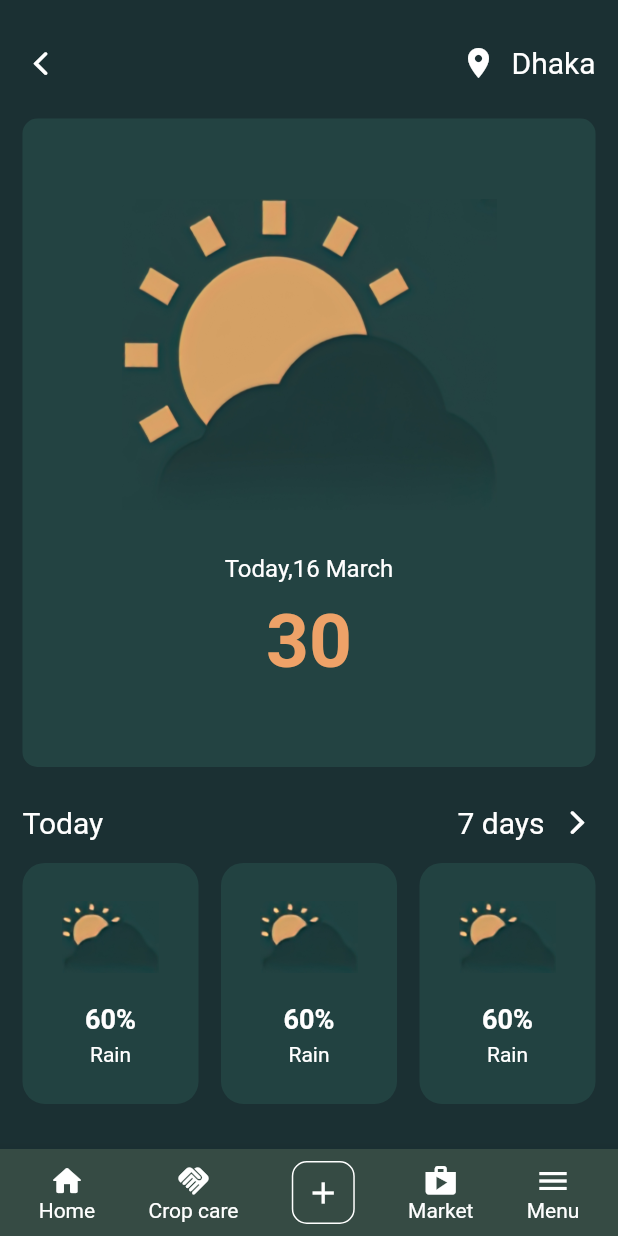
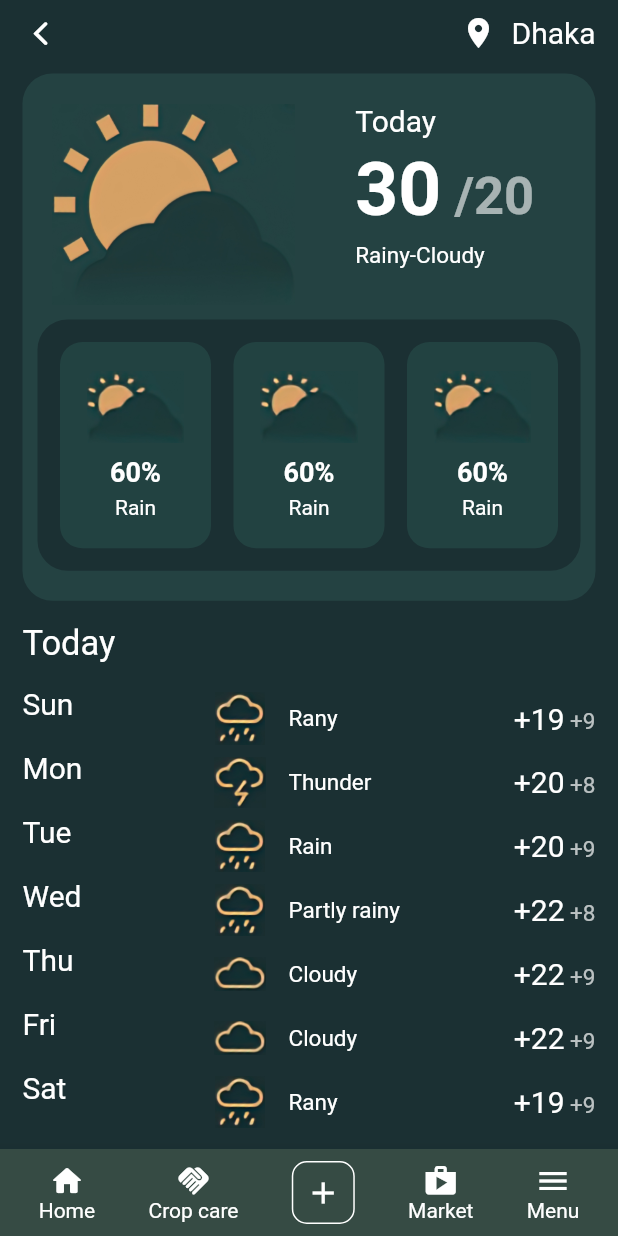
Before and after one commit to hmdfrds/Flutter-UI-Test, a Flutter app: the screen it shows after launch, on a phone screen of 412 x 824 dp. Run offline on Flutter 3.47's test engine with Material 2 defaults, Android fonts, the phone set to English and light mode, and no system bars; our stand-ins replace flutter_screenutil.

Commit message:
done second page weather app

```diff
--- a/lib/weather_app/weather_app_first_page.dart
+++ b/lib/weather_app/weather_app_first_page.dart
@@ -19,14 +19,17 @@ class WeatherAppFirstPage extends StatelessWidget {
           child: Column(
             children: const [
               CustomAppBar(),
-              TodayWeatherCard(
-                date: "Today,16 March",
-                temperature: "30",
-                status: "sunny",
+              Expanded(
+                flex: 3,
+                child: TodayWeatherCard(
+                  date: "Today,16 March",
+                  temperature: "30",
+                  status: "sunny",
+                ),
               ),
               DaysBar(),
               SizedBox(height: 15),
-              StatusList()
+              Expanded(child: StatusList())
             ],
           ),
         ),
--- a/lib/weather_app/weather_app_main.dart
+++ b/lib/weather_app/weather_app_main.dart
@@ -1,6 +1,7 @@
 import "package:flutter/material.dart";
 import 'package:flutter_screenutil/flutter_screenutil.dart';
 import 'package:flutter_ui_test/weather_app/weather_app_first_page.dart';
+import 'package:flutter_ui_test/weather_app/weather_app_second_page.dart';
 
 class WeaterAppMain extends StatelessWidget {
   const WeaterAppMain({Key? key}) : super(key: key);
@@ -11,7 +12,7 @@ class WeaterAppMain extends StatelessWidget {
       designSize: const Size(411.4, 820.6),
       builder: ((context, child) {
         return const MaterialApp(
-          home: WeatherAppFirstPage(),
+          home: WeatherAppSecondPage(),
         );
       }),
     );
--- /dev/null
+++ b/lib/weather_app/weather_app_second_page.dart
@@ -0,0 +1,93 @@
+import 'package:flutter/material.dart';
+import 'package:flutter_ui_test/weather_app/widget/custom_app_bar.dart';
+import 'package:flutter_ui_test/weather_app/widget/custom_bottom_app_bar.dart';
+import 'package:flutter_ui_test/weather_app/widget/custom_today_weather_card_first_row.dart';
+import 'package:flutter_ui_test/weather_app/widget/custom_today_weather_card.dart';
+import 'package:flutter_ui_test/weather_app/widget/status_list.dart';
+import 'package:flutter_ui_test/weather_app/widget/weather_table.dart';
+
+class WeatherAppSecondPage extends StatelessWidget {
+  const WeatherAppSecondPage({Key? key}) : super(key: key);
+
+  @override
+  Widget build(BuildContext context) {
+    var weatherData = [
+      {
+        "day": "Sun",
+        "icon": "rainy",
+        "status": "Rany",
+        "temperature": "+19",
+        "plusTemperature": "+9"
+      },
+      {
+        "day": "Mon",
+        "icon": "thunder",
+        "status": "Thunder",
+        "temperature": "+20",
+        "plusTemperature": "+8"
+      },
+      {
+        "day": "Tue",
+        "icon": "rainy",
+        "status": "Rain",
+        "temperature": "+20",
+        "plusTemperature": "+9"
+      },
+      {
+        "day": "Wed",
+        "icon": "rainy",
+        "status": "Partly rainy",
+        "temperature": "+22",
+        "plusTemperature": "+8"
+      },
+      {
+        "day": "Thu",
+        "icon": "cloudy",
+        "status": "Cloudy",
+        "temperature": "+22",
+        "plusTemperature": "+9"
+      },
+      {
+        "day": "Fri",
+        "icon": "cloudy",
+        "status": "Cloudy",
+        "temperature": "+22",
+        "plusTemperature": "+9"
+      },
+      {
+        "day": "Sat",
+        "icon": "rainy",
+        "status": "Rany",
+        "temperature": "+19",
+        "plusTemperature": "+9"
+      },
+    ];
+    return SafeArea(
+      child: Scaffold(
+        backgroundColor: const Color(0xff1b3033),
+        bottomNavigationBar: const CustomBottomAppBar(),
+        body: Padding(
+          padding: const EdgeInsets.symmetric(horizontal: 15, vertical: 10),
+          child: Column(
+            crossAxisAlignment: CrossAxisAlignment.start,
+            children: [
+              const CustomAppBar(),
+              const SizedBox(height: 15),
+              const Expanded(flex: 106, child: CustomTodayWeatherCard()),
+              const SizedBox(height: 15),
+              const Text(
+                "Today",
+                style: TextStyle(fontSize: 23, color: Colors.white),
+              ),
+              const SizedBox(height: 15),
+              Expanded(
+                flex: 90,
+                child: WeatherTable(weatherData: weatherData),
+              ),
+            ],
+          ),
+        ),
+      ),
+    );
+  }
+}
--- /dev/null
+++ b/lib/weather_app/widget/custom_today_weather_card.dart
@@ -0,0 +1,36 @@
+import 'package:flutter/material.dart';
+import 'package:flutter_ui_test/weather_app/widget/custom_today_weather_card_first_row.dart';
+import 'package:flutter_ui_test/weather_app/widget/status_list.dart';
+
+class CustomTodayWeatherCard extends StatelessWidget {
+  const CustomTodayWeatherCard({
+    Key? key,
+  }) : super(key: key);
+
+  @override
+  Widget build(BuildContext context) {
+    return Container(
+      padding: const EdgeInsets.symmetric(vertical: 20, horizontal: 10),
+      decoration: BoxDecoration(
+        color: const Color(0xff244242),
+        borderRadius: BorderRadius.circular(20),
+      ),
+      child: Column(
+        children: [
+          const Expanded(flex: 4, child: CustomTodayWeatherCardFirstRow()),
+          const SizedBox(height: 10),
+          Expanded(
+            flex: 5,
+            child: Container(
+              padding: const EdgeInsets.all(15),
+              decoration: BoxDecoration(
+                  color: const Color(0xff1b3033),
+                  borderRadius: BorderRadius.circular(20)),
+              child: const StatusList(),
+            ),
+          ),
+        ],
+      ),
+    );
+  }
+}
--- /dev/null
+++ b/lib/weather_app/widget/custom_today_weather_card_first_row.dart
@@ -0,0 +1,66 @@
+import 'package:flutter/material.dart';
+
+class CustomTodayWeatherCardFirstRow extends StatelessWidget {
+  const CustomTodayWeatherCardFirstRow({
+    Key? key,
+  }) : super(key: key);
+
+  @override
+  Widget build(BuildContext context) {
+    return Row(
+      mainAxisAlignment: MainAxisAlignment.center,
+      children: [
+        Expanded(
+          child: Image.asset(
+            "assets/weather_app/big_rainy_cloudy.png",
+            width: 150,
+          ),
+        ),
+        Expanded(
+          child: Row(
+            mainAxisAlignment: MainAxisAlignment.center,
+            children: [
+              Column(
+                crossAxisAlignment: CrossAxisAlignment.start,
+                children: [
+                  const Text(
+                    "Today",
+                    style: TextStyle(color: Colors.white, fontSize: 20),
+                  ),
+                  const SizedBox(height: 5),
+                  Row(
+                    crossAxisAlignment: CrossAxisAlignment.baseline,
+                    textBaseline: TextBaseline.alphabetic,
+                    children: const [
+                      Text(
+                        "30",
+                        style: TextStyle(
+                            height: 0,
+                            fontSize: 50,
+                            fontWeight: FontWeight.bold,
+                            color: Colors.white),
+                      ),
+                      Text(
+                        " /20",
+                        style: TextStyle(
+                            color: Colors.white60,
+                            fontSize: 35,
+                            fontWeight: FontWeight.bold),
+                      )
+                    ],
+                  ),
+                  const SizedBox(height: 5),
+                  const Text("Rainy-Cloudy",
+                      style: TextStyle(
+                        color: Colors.white,
+                        fontSize: 15,
+                      ))
+                ],
+              ),
+            ],
+          ),
+        )
+      ],
+    );
+  }
+}
--- a/lib/weather_app/widget/status_card.dart
+++ b/lib/weather_app/widget/status_card.dart
@@ -18,11 +18,13 @@ class StatusCard extends StatelessWidget {
           borderRadius: BorderRadius.circular(15),
           color: const Color(0xff224241),
         ),
+        height: 154,
         child:
             Column(mainAxisAlignment: MainAxisAlignment.spaceAround, children: [
           statusName == "Rain"
               ? Image.asset(
                   "assets/weather_app/small_rainy_cloudy.png",
+                  fit: BoxFit.scaleDown,
                   width: 65,
                 )
               : statusName == "Wind"
--- a/lib/weather_app/widget/status_list.dart
+++ b/lib/weather_app/widget/status_list.dart
@@ -8,8 +8,7 @@ class StatusList extends StatelessWidget {
 
   @override
   Widget build(BuildContext context) {
-    return Expanded(
-      child: Row(
+    return Row(
       children: const [
         StatusCard(
           status: "60%",
@@ -26,7 +25,6 @@ class StatusList extends StatelessWidget {
           statusName: "Rain",
         ),
       ],
-      ),
     );
   }
 }
--- a/lib/weather_app/widget/today_weather_status.dart
+++ b/lib/weather_app/widget/today_weather_status.dart
@@ -13,10 +13,9 @@ class TodayWeatherCard extends StatelessWidget {
 
   @override
   Widget build(BuildContext context) {
-    return Expanded(
-      flex: 3,
-      child: Container(
+    return Container(
       margin: const EdgeInsets.symmetric(vertical: 25),
+      padding: const EdgeInsets.symmetric(vertical: 30),
       width: double.infinity,
       decoration: BoxDecoration(
         color: const Color(0xff234342),
@@ -52,7 +51,6 @@ class TodayWeatherCard extends StatelessWidget {
           )
         ],
       ),
-      ),
     );
   }
 }
--- /dev/null
+++ b/lib/weather_app/widget/weather_table.dart
@@ -0,0 +1,66 @@
+import 'package:flutter/material.dart';
+
+class WeatherTable extends StatelessWidget {
+ final  List<Map<String, String>> weatherData;
+  const WeatherTable({Key? key, required this.weatherData}) : super(key: key);
+
+  @override
+  Widget build(BuildContext context) {
+    return LayoutBuilder(builder: (context, constraints) {
+      var rowHeight = constraints.maxHeight / 7;
+      return Table(
+        defaultVerticalAlignment: TableCellVerticalAlignment.middle,
+        textBaseline: TextBaseline.alphabetic,
+        children: [
+          ...weatherData.map((e) {
+            return TableRow(
+              children: [
+                SizedBox(
+                  height: rowHeight,
+                  child: Text(
+                    e["day"].toString(),
+                    style: const TextStyle(fontSize: 20.0, color: Colors.white),
+                  ),
+                ),
+                Row(
+                  mainAxisAlignment: MainAxisAlignment.start,
+                  mainAxisSize: MainAxisSize.min,
+                  children: [
+                    Image.asset(
+                      "assets/weather_app/small_${e['icon']}.png",
+                      width: 35,
+                      height: 35,
+                    ),
+                    const SizedBox(width: 15),
+                    Text(
+                      e["status"].toString(),
+                      style:
+                          const TextStyle(fontSize: 15.0, color: Colors.white),
+                    ),
+                  ],
+                ),
+                Row(
+                  textBaseline: TextBaseline.alphabetic,
+                  mainAxisSize: MainAxisSize.min,
+                  mainAxisAlignment: MainAxisAlignment.end,
+                  crossAxisAlignment: CrossAxisAlignment.baseline,
+                  children: [
+                    Text(
+                      e["temperature"].toString(),
+                      style: const TextStyle(fontSize: 20, color: Colors.white),
+                    ),
+                    Text(
+                      " ${e['plusTemperature']}",
+                      style:
+                          const TextStyle(fontSize: 15, color: Colors.white70),
+                    ),
+                  ],
+                )
+              ],
+            );
+          })
+        ],
+      );
+    });
+  }
+}
```
Also changed, not shown: lib/weather_app/weather_app_second_page.png (added). Lines whose indentation alone changed are shown as unchanged.
